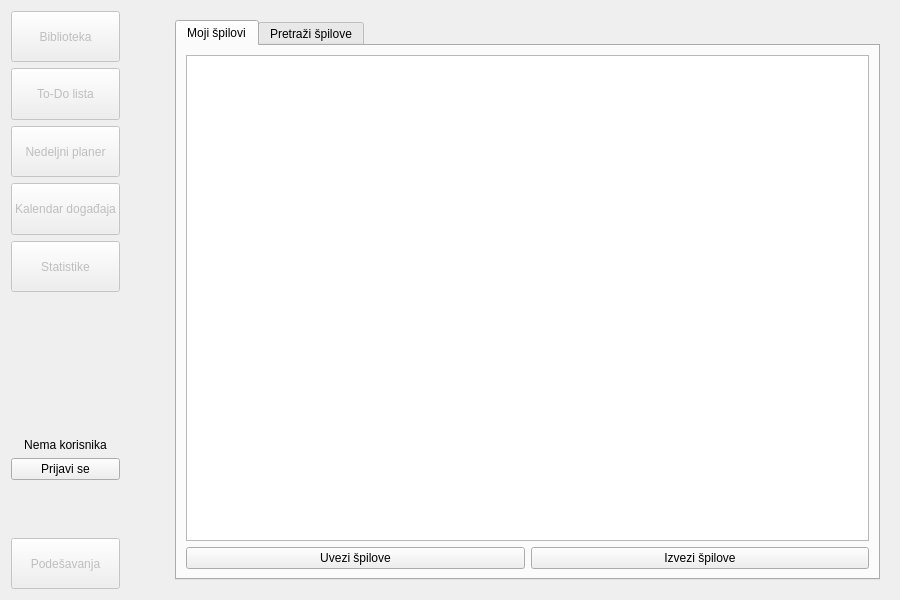
Qt form app/forms/mainwindow.ui (bogdans55/StudySphere) before a commit.
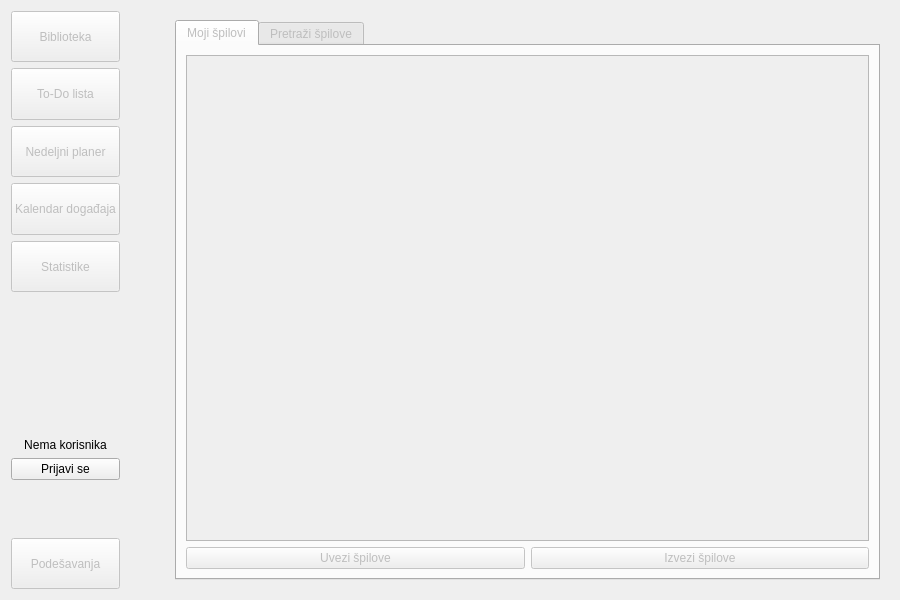
The same form after that commit. The open tabs and pages were chosen to show the change. Icons and pictures are not drawn.

Commit message: Disabled import/export buttons on load

Patch:
```diff
--- a/app/forms/mainwindow.ui
+++ b/app/forms/mainwindow.ui
@@ -192,6 +192,9 @@
       <layout class="QVBoxLayout" name="verticalLayout_3">
        <item>
         <widget class="QTabWidget" name="tabWidget_library">
+         <property name="enabled">
+          <bool>false</bool>
+         </property>
          <property name="currentIndex">
           <number>1</number>
          </property>
@@ -242,6 +245,9 @@
             <layout class="QHBoxLayout" name="horizontalLayout_act">
              <item>
               <widget class="QPushButton" name="pushButton_importDecks">
+               <property name="enabled">
+                <bool>false</bool>
+               </property>
                <property name="text">
                 <string>Uvezi špilove</string>
                </property>
@@ -249,6 +255,9 @@
              </item>
              <item>
               <widget class="QPushButton" name="pushButton_exportDecks">
+               <property name="enabled">
+                <bool>false</bool>
+               </property>
                <property name="text">
                 <string>Izvezi špilove</string>
                </property>
```
Left out of the diff: 4 changed lines with no effect on the pictures. The commit also changes 1 other file.
